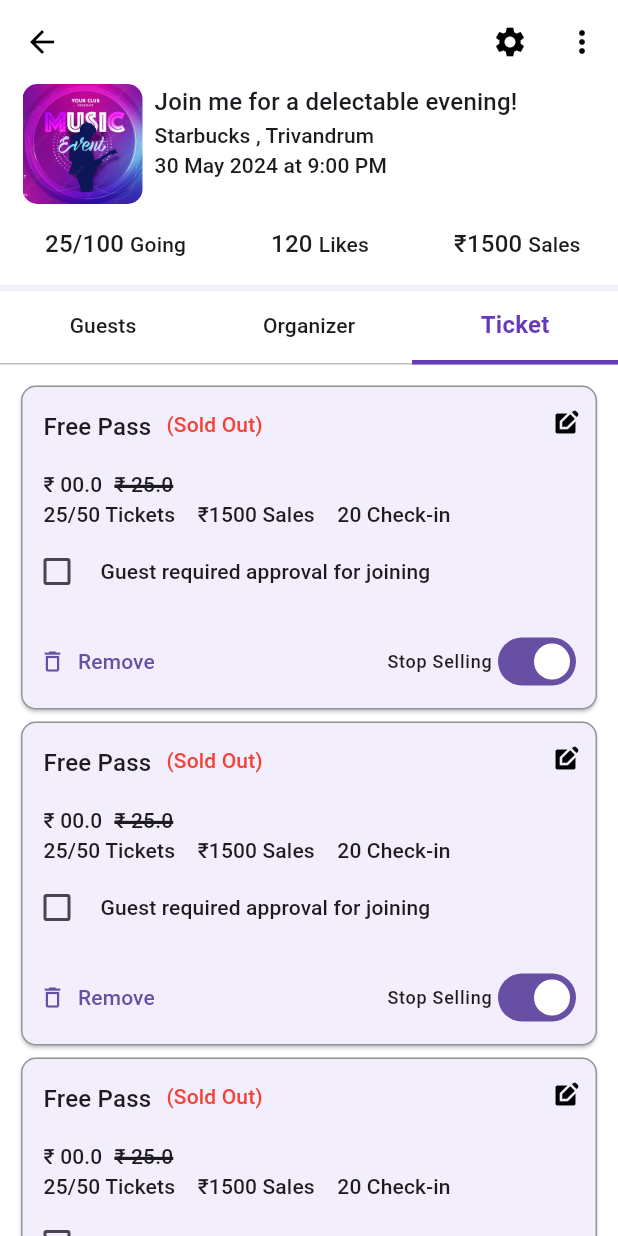
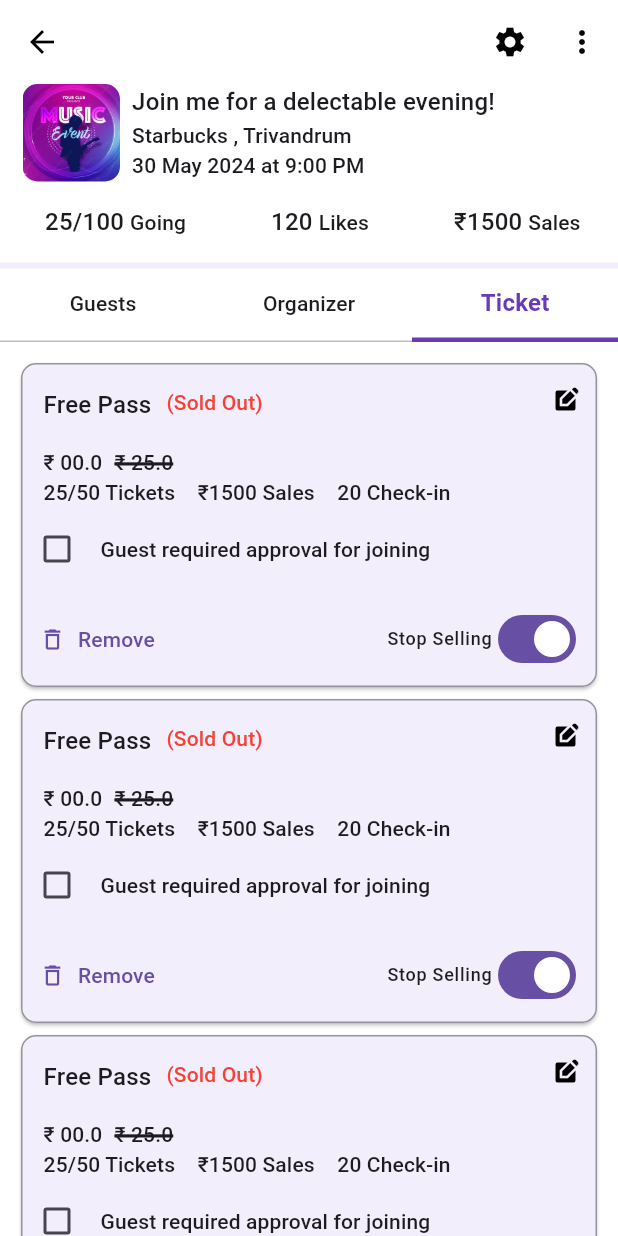
Before and after one commit to sreenandh-tp/manage_gathering, a Flutter app: the screen it shows after launch, tab 3 chosen, on a phone screen of 412 x 824 dp. Run offline on Flutter 3.47's test engine with Material 3 defaults, Android fonts, the phone set to English and light mode, and no system bars; our stand-ins replace bloc, flutter_bloc, get.

Commit message:
4/1/2025

```diff
--- a/lib/core/lists_page.dart
+++ b/lib/core/lists_page.dart
@@ -3,6 +3,7 @@ import 'package:manage_gathering/manage_gathering/screen/settings/form_builder/s
 import 'package:manage_gathering/manage_gathering/screen/settings/form_builder/screen/multiline_text_form.dart';
 import 'package:manage_gathering/manage_gathering/screen/settings/form_builder/screen/radio_button_form.dart';
 import 'package:manage_gathering/manage_gathering/screen/settings/form_builder/screen/singleline_text_form.dart';
+import 'package:manage_gathering/manage_gathering/screen/settings/screens/gathering_visibility.dart';
 import 'package:manage_gathering/manage_gathering/screen/settings/screens/manage_bank_account.dart';
 import 'package:manage_gathering/manage_gathering/screen/settings/push_notification/screen/send_notification_page.dart';
 import 'package:manage_gathering/manage_gathering/screen/settings/screens/settlement_and_refund.dart';
@@ -22,6 +23,7 @@ final List<Widget> icons = [
   const Icon(Icons.call),
   const Icon(Icons.location_on_outlined),
   const Icon(Icons.person),
+  const Icon(Icons.visibility_rounded),
 ];
 
 final List<String> settingsItems = [
@@ -33,6 +35,7 @@ final List<String> settingsItems = [
   "Contact Business",
   "Location Information",
   "Export Guest Details",
+  "Gathering Visibility",
 ];
 
 final List<String> guestFiltters = [
@@ -50,6 +53,7 @@ List pagesRoute = [
   const FormsBuilderPage(),
   const TermsAndConditionPage(),
   const SendNotificationPage(),
+  GatheringVisibilityPage(),
 ];
 
 const String dummyTermsAndConditions = """Key Takeaways
--- a/lib/main.dart
+++ b/lib/main.dart
@@ -1,7 +1,5 @@
 import 'package:flutter/material.dart';
-import 'package:flutter_bloc/flutter_bloc.dart';
 import 'package:manage_gathering/manage_gathering/screen/manage_gathering.dart';
-import 'package:manage_gathering/manage_gathering/screen/settings/form_builder/bloc/form_builder_bloc.dart';
 import 'package:manage_gathering/theme/theme_class.dart';
 
 void main() {
@@ -14,16 +12,12 @@ class MyApp extends StatelessWidget {
   // This widget is the root of your application.
   @override
   Widget build(BuildContext context) {
-
-    return BlocProvider(
-      create: (context) => FormBuilderBloc(),
-      child: MaterialApp(
-        themeMode: ThemeMode.system,
-        theme: ThemeClass().lightTheme,
-        darkTheme: ThemeClass().darkTheme,
-        home: const ManageGatheringPage(),
-        debugShowCheckedModeBanner: false,
-      ),
+    return MaterialApp(
+      themeMode: ThemeMode.system,
+      theme: ThemeClass().lightTheme,
+      darkTheme: ThemeClass().darkTheme,
+      home: const ManageGatheringPage(),
+      debugShowCheckedModeBanner: false,
     );
   }
 }
--- a/lib/manage_gathering/screen/manage_gathering.dart
+++ b/lib/manage_gathering/screen/manage_gathering.dart
@@ -1,3 +1,5 @@
+import 'dart:developer';
+
 import 'package:flutter/material.dart';
 import 'package:manage_gathering/manage_gathering/screen/manage_gathering_options/invite_guest_page.dart';
 import 'package:manage_gathering/manage_gathering/screen/settings/settings_page.dart';
@@ -15,16 +17,24 @@ class ManageGatheringPage extends StatefulWidget {
 
 class _ManageGatheringPageState extends State<ManageGatheringPage> {
   final ScrollController scrollController = ScrollController();
-  final ValueNotifier<double> scrollNotifier = ValueNotifier<double>(0.0);
+  final ValueNotifier<double> scrollNotifier = ValueNotifier<double>(maxSize);
+
+  static double maxSize = 65.0;
+  static double minSize = 45.0;
 
   @override
   void initState() {
     super.initState();
+
     scrollController.addListener(scrollListener);
   }
 
   void scrollListener() {
-    scrollNotifier.value = scrollController.offset;
+    final double offsetValue = scrollController.offset;
+    if (scrollNotifier.value != offsetValue) {
+      scrollNotifier.value = (maxSize - offsetValue).clamp(minSize, maxSize);
+      log(scrollNotifier.value.toString());
+    }
   }
 
   @override
@@ -116,10 +126,10 @@ class _ManageGatheringPageState extends State<ManageGatheringPage> {
                             crossAxisAlignment: CrossAxisAlignment.start,
                             children: [
                               AnimatedContainer(
-                                duration: const Duration(milliseconds: 600),
+                                duration: const Duration(milliseconds: 700),
                                 curve: Curves.linearToEaseOut,
-                                height: newValue < 50 ? 80 : 45,
-                                width: newValue < 50 ? 80 : 45,
+                                height: newValue,
+                                width: newValue,
                                 decoration: BoxDecoration(
                                     borderRadius: BorderRadius.circular(10)),
                                 child: ClipRRect(
@@ -137,13 +147,11 @@ class _ManageGatheringPageState extends State<ManageGatheringPage> {
                                   children: [
                                     Text(
                                       "Join me for a delectable evening!",
-                                      maxLines: newValue < 60 ? 2 : 1,
-                                      overflow: TextOverflow.ellipsis,
                                       style: Theme.of(context)
                                           .textTheme
                                           .titleMedium,
                                     ),
-                                    newValue < 50
+                                    newValue == maxSize
                                         ? Text("Starbucks , Trivandrum",
                                             style: Theme.of(context)
                                                 .textTheme
@@ -159,7 +167,7 @@ class _ManageGatheringPageState extends State<ManageGatheringPage> {
                             ],
                           ),
                         ),
-                        newValue < 50
+                        newValue == maxSize
                             ? const Padding(
                                 padding: EdgeInsets.only(
                                     left: 15, right: 15, bottom: 15),
@@ -183,19 +191,13 @@ class _ManageGatheringPageState extends State<ManageGatheringPage> {
                                   ],
                                 ),
                               )
-                            : const SizedBox(),
+                            : const SizedBox()
                       ],
                     ),
                   ),
                 );
               }),
-          ValueListenableBuilder(
-              valueListenable: scrollNotifier,
-              builder: (BuildContext ctx, double secondValue, Widget? _) {
-                return secondValue < 50
-                    ? const SizedBox(height: 4)
-                    : const SizedBox(height: 2);
-              }),
+          const SizedBox(height: 4),
           Expanded(
             child: Container(
               color: Theme.of(context).scaffoldBackgroundColor,
@@ -230,20 +232,15 @@ class _ManageGatheringPageState extends State<ManageGatheringPage> {
                             text: "Ticket",
                           ),
                         ]),
-                    ValueListenableBuilder(
-                        valueListenable: scrollNotifier,
-                        builder: (context, thirdValue, child) {
-                          return Expanded(
+                    Expanded(
                       child: TabBarView(
                         children: [
                           GuestsPage(scrollController: scrollController),
-                                OrganizerPage(
-                                    scrollController: scrollController),
+                          OrganizerPage(scrollController: scrollController),
                           TicketPage(scrollController: scrollController),
                         ],
                       ),
-                          );
-                        })
+                    )
                   ],
                 ),
               ),
--- a/lib/manage_gathering/screen/settings/form_builder/bloc/form_builder_event.dart
+++ b/lib/manage_gathering/screen/settings/form_builder/bloc/form_builder_event.dart
@@ -3,8 +3,8 @@ part of 'form_builder_bloc.dart';
 @immutable
 sealed class FormBuilderEvent {}
 
-class AddSingleLineFormEvent extends FormBuilderEvent {
-  final SingleLineFormModel singleLineFormModel;
+class AddFormsEvent extends FormBuilderEvent {
+  final FormBuilderModel formBuilderModel;
 
-  AddSingleLineFormEvent({required this.singleLineFormModel});
+  AddFormsEvent({required this.formBuilderModel});
 }
--- a/lib/manage_gathering/screen/settings/form_builder/bloc/form_builder_state.dart
+++ b/lib/manage_gathering/screen/settings/form_builder/bloc/form_builder_state.dart
@@ -1,11 +1,11 @@
 part of 'form_builder_bloc.dart';
 
 class FormBuilderState {
-  final List<SingleLineFormModel> singleLineFormModelList;
+  final List<FormBuilderModel> formList;
 
-  FormBuilderState({required this.singleLineFormModelList});
+  FormBuilderState({required this.formList});
 }
 
-class FormBuilderInitial extends FormBuilderState {
-  FormBuilderInitial({required super.singleLineFormModelList});
+ class FormBuilderInitial extends FormBuilderState {
+  FormBuilderInitial({required super.formList});
 }
--- a/lib/manage_gathering/screen/tabbar_pages/ticket_page.dart
+++ b/lib/manage_gathering/screen/tabbar_pages/ticket_page.dart
@@ -90,7 +90,8 @@ class TicketPage extends StatelessWidget {
             },
           ),
           Padding(
-            padding: const EdgeInsets.symmetric(horizontal: 10, vertical: 10),
+            padding:
+                const EdgeInsets.only(left: 5, right: 5, top: 5, bottom: 10),
             child: SizedBox(
               width: double.infinity,
               child: OutlinedButton.icon(
--- a/pubspec.yaml
+++ b/pubspec.yaml
@@ -37,6 +37,8 @@ dependencies:
   cupertino_icons: ^1.0.8
   get: ^4.6.6
   flutter_bloc: ^8.1.6
+  bloc: ^8.1.4
+  meta: ^1.15.0
 
 dev_dependencies:
   flutter_test:
```
Also changed, not shown: lib/manage_gathering/screen/settings/form_builder/bloc/form_builder_bloc.dart (+5 -9 lines), lib/manage_gathering/screen/settings/form_builder/model/form_builder_model.dart (+29 -18 lines), lib/manage_gathering/screen/settings/form_builder/screen/image_upload_form.dart (+19 -7 lines), lib/manage_gathering/screen/settings/form_builder/screen/multiline_text_form.dart (+7 -7 lines), lib/manage_gathering/screen/settings/form_builder/screen/preview_page.dart (+79 -18 lines), lib/manage_gathering/screen/settings/form_builder/screen/radio_button_form.dart (+13 -7 lines), lib/manage_gathering/screen/settings/form_builder/screen/singleline_text_form.dart (+18 -30 lines), lib/manage_gathering/screen/settings/screens/gathering_visibility.dart (added, +60 -0 lines), lib/manage_gathering/screen/tabbar_pages/guests_page.dart (+7 -2 lines), pubspec.lock. Lines whose indentation alone changed are shown as unchanged.
